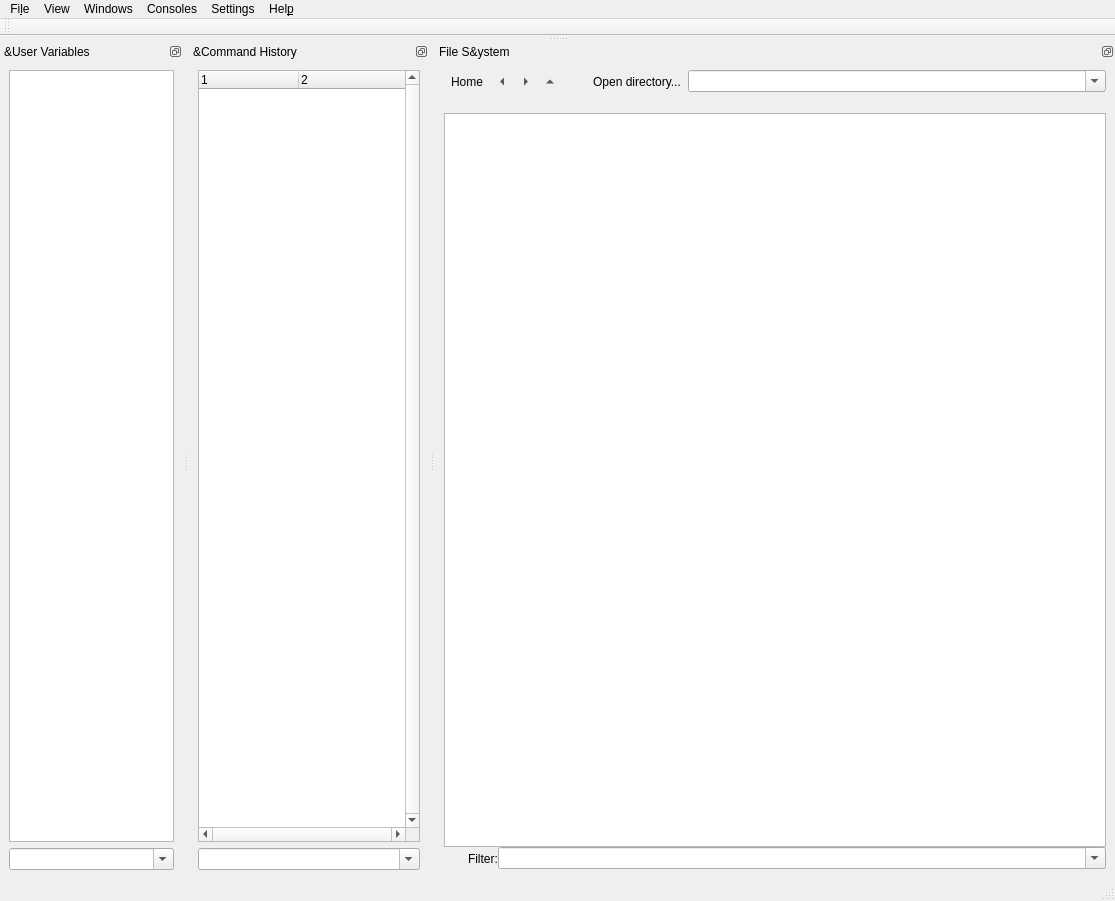
Old version of the form gui/mainwindow.ui in the repository ctigaret/scipyen.
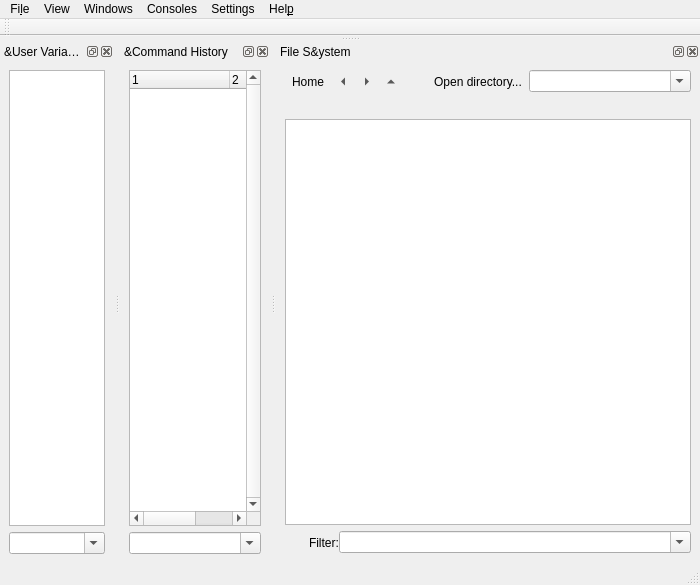
New version of the form. Icons and pictures are not drawn.

What changed in the file:
```diff
--- a/gui/mainwindow.ui
+++ b/gui/mainwindow.ui
@@ -7,8 +7,8 @@
    <rect>
     <x>0</x>
     <y>0</y>
-    <width>1115</width>
-    <height>901</height>
+    <width>700</width>
+    <height>585</height>
    </rect>
   </property>
   <property name="acceptDrops">
@@ -47,7 +47,7 @@
     <rect>
      <x>0</x>
      <y>0</y>
-     <width>1115</width>
+     <width>700</width>
      <height>28</height>
     </rect>
    </property>
@@ -136,7 +136,7 @@
      <normaloff>.</normaloff>.</iconset>
    </property>
    <property name="features">
-    <set>QDockWidget::DockWidgetFloatable|QDockWidget::DockWidgetMovable</set>
+    <set>QDockWidget::AllDockWidgetFeatures</set>
    </property>
    <property name="windowTitle">
     <string>&amp;User Variables</string>
@@ -256,7 +256,7 @@
      <normaloff>.</normaloff>.</iconset>
    </property>
    <property name="features">
-    <set>QDockWidget::DockWidgetFloatable|QDockWidget::DockWidgetMovable</set>
+    <set>QDockWidget::AllDockWidgetFeatures</set>
    </property>
    <property name="windowTitle">
     <string>&amp;Command History</string>
@@ -374,7 +374,7 @@
      <normaloff>.</normaloff>.</iconset>
    </property>
    <property name="features">
-    <set>QDockWidget::DockWidgetFloatable|QDockWidget::DockWidgetMovable</set>
+    <set>QDockWidget::AllDockWidgetFeatures</set>
    </property>
    <property name="windowTitle">
     <string>File S&amp;ystem</string>
@@ -384,11 +384,17 @@
    </attribute>
    <widget class="QWidget" name="dockWidgetFileSystemContents">
     <layout class="QVBoxLayout" name="verticalLayout_5">
+     <property name="sizeConstraint">
+      <enum>QLayout::SetNoConstraint</enum>
+     </property>
      <item>
       <layout class="QHBoxLayout" name="horizontalLayout">
        <property name="spacing">
         <number>0</number>
        </property>
+       <property name="sizeConstraint">
+        <enum>QLayout::SetNoConstraint</enum>
+       </property>
        <item>
         <widget class="QToolButton" name="dirHomeBtn">
          <property name="toolTip">
@@ -503,8 +509,8 @@
        <item>
         <widget class="QComboBox" name="directoryComboBox">
          <property name="sizePolicy">
-          <sizepolicy hsizetype="Expanding" vsizetype="Fixed">
-           <horstretch>3</horstretch>
+          <sizepolicy hsizetype="MinimumExpanding" vsizetype="Fixed">
+           <horstretch>0</horstretch>
            <verstretch>0</verstretch>
           </sizepolicy>
          </property>
@@ -530,7 +536,10 @@
      <item>
       <layout class="QVBoxLayout" name="verticalLayout_2">
        <property name="spacing">
-        <number>0</number>
+        <number>6</number>
+       </property>
+       <property name="sizeConstraint">
+        <enum>QLayout::SetNoConstraint</enum>
        </property>
        <item>
         <widget class="QLabel" name="currentDirLabel">
@@ -548,7 +557,7 @@
        <item>
         <widget class="QTreeView" name="fileSystemTreeView">
          <property name="sizePolicy">
-          <sizepolicy hsizetype="Preferred" vsizetype="Expanding">
+          <sizepolicy hsizetype="Minimum" vsizetype="Expanding">
            <horstretch>0</horstretch>
            <verstretch>0</verstretch>
           </sizepolicy>
@@ -571,6 +580,15 @@
          <property name="showDropIndicator" stdset="0">
           <bool>false</bool>
          </property>
+         <property name="dragEnabled">
+          <bool>true</bool>
+         </property>
+         <property name="dragDropMode">
+          <enum>QAbstractItemView::DragOnly</enum>
+         </property>
+         <property name="alternatingRowColors">
+          <bool>true</bool>
+         </property>
          <property name="selectionMode">
           <enum>QAbstractItemView::ExtendedSelection</enum>
          </property>
@@ -624,6 +642,9 @@
           <property name="spacing">
            <number>0</number>
           </property>
+          <property name="sizeConstraint">
+           <enum>QLayout::SetNoConstraint</enum>
+          </property>
           <property name="leftMargin">
            <number>0</number>
           </property>
@@ -672,8 +693,8 @@
           <item>
            <widget class="QComboBox" name="fileSystemFilter">
             <property name="sizePolicy">
-             <sizepolicy hsizetype="Preferred" vsizetype="Fixed">
-              <horstretch>1</horstretch>
+             <sizepolicy hsizetype="MinimumExpanding" vsizetype="Fixed">
+              <horstretch>0</horstretch>
               <verstretch>0</verstretch>
              </sizepolicy>
             </property>
```
Left out of the diff: 56 changed lines with no effect on the pictures.
